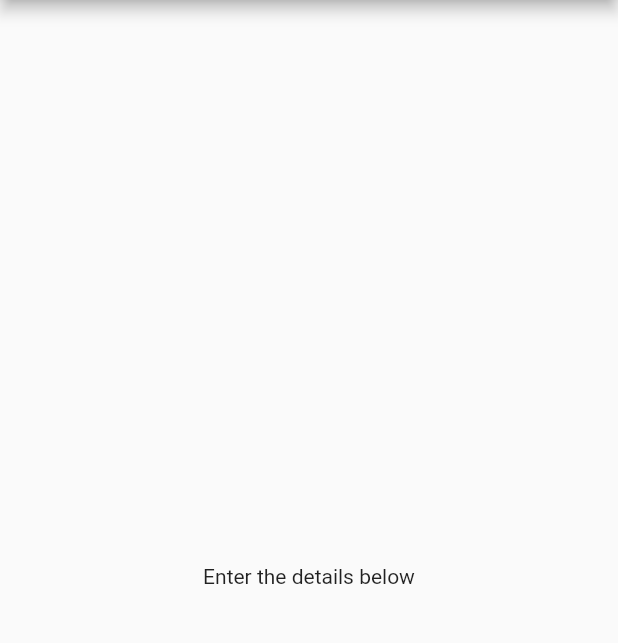
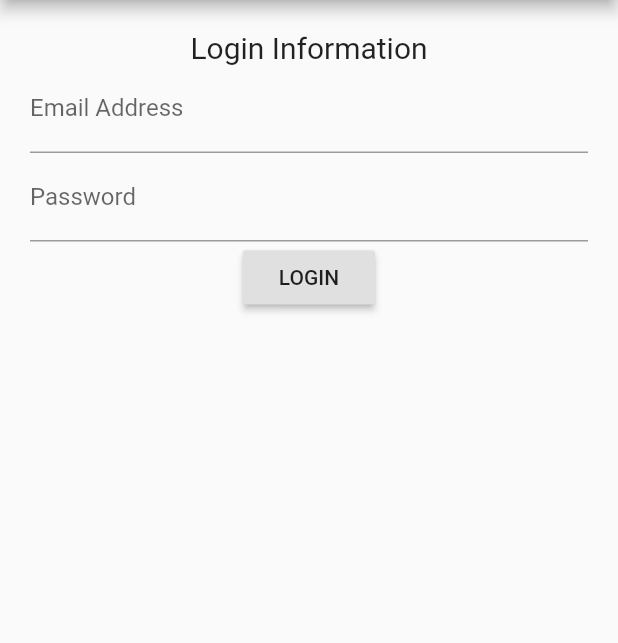
Before and after one commit to abhijithneilabraham/med_track, a Flutter app: the screen it shows after launch, on a phone screen of 412 x 824 dp, the part 84-727 px from its top. Run offline on Flutter 3.47's test engine with Material 2 defaults, Android fonts, the light colour scheme and no system bars.

Commit message:
updated login forms for email and password

```diff
--- a/med_track/lib/login_page.dart
+++ b/med_track/lib/login_page.dart
@@ -7,13 +7,31 @@ class LoginPage extends StatefulWidget{
 
 class _LoginPageState extends State<LoginPage>{
   @override
+  final _formKey = GlobalKey<FormState>();
+  String _password;
+  String _email;
   Widget build(BuildContext context){
     return Scaffold (
       appBar: AppBar(
         title: Text("Login Page for Suppliers"),
       ),
-      body: Center(
-        child: Text("Enter the details below"),
+      body: Container(
+        padding: EdgeInsets.all(20.0),
+        child: Column(
+          children: <Widget>[
+            Text(
+              'Login Information',
+              style: TextStyle(fontSize: 20),
+            ),
+            TextFormField(
+                keyboardType: TextInputType.emailAddress,
+                decoration: InputDecoration(labelText: "Email Address")),
+            TextFormField(
+                obscureText: true,
+                decoration: InputDecoration(labelText: "Password")),
+            RaisedButton(child: Text("LOGIN"), onPressed: () {}),
+          ],
+        ),
       ),
 
     );
```
